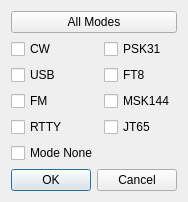
This is mqt/MqtLogger/bandmapclientfilterdialog.ui in Rsclub22/Minos2-Mirror as Qt 5 draws it before an edit. The edited form follows.
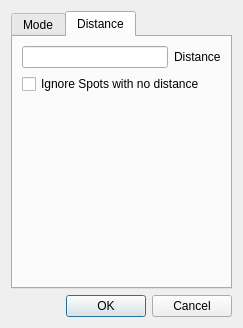
This is the edited form. The open tabs and pages were chosen to show the change.

Commit message: start adding distance filter to bandmap

What changed in the file:
```diff
--- a/mqt/MqtLogger/bandmapclientfilterdialog.ui
+++ b/mqt/MqtLogger/bandmapclientfilterdialog.ui
@@ -6,14 +6,24 @@
    <rect>
     <x>0</x>
     <y>0</y>
-    <width>184</width>
-    <height>202</height>
+    <width>243</width>
+    <height>328</height>
    </rect>
   </property>
   <property name="windowTitle">
    <string/>
   </property>
-  <layout class="QVBoxLayout" name="verticalLayout_2">
+  <layout class="QVBoxLayout" name="verticalLayout_3">
+   <item>
+    <widget class="QTabWidget" name="bandmapFilterTab">
+     <property name="currentIndex">
+      <number>0</number>
+     </property>
+     <widget class="QWidget" name="modeTab">
+      <attribute name="title">
+       <string>Mode</string>
+      </attribute>
+      <layout class="QHBoxLayout" name="horizontalLayout_2">
    <item>
     <layout class="QVBoxLayout" name="verticalLayout">
      <item>
@@ -91,6 +101,59 @@
       </layout>
      </item>
     </layout>
+       </item>
+      </layout>
+     </widget>
+     <widget class="QWidget" name="distanceTab">
+      <attribute name="title">
+       <string>Distance</string>
+      </attribute>
+      <layout class="QVBoxLayout" name="verticalLayout_5">
+       <item>
+        <layout class="QVBoxLayout" name="verticalLayout_4">
+         <item>
+          <layout class="QVBoxLayout" name="verticalLayout_2">
+           <item>
+            <layout class="QHBoxLayout" name="horizontalLayout">
+             <item>
+              <widget class="QLineEdit" name="spotDistanceEdit"/>
+             </item>
+             <item>
+              <widget class="QLabel" name="label">
+               <property name="text">
+                <string>Distance</string>
+               </property>
+              </widget>
+             </item>
+            </layout>
+           </item>
+           <item>
+            <widget class="QCheckBox" name="ignoreNoDistanceChkBox">
+             <property name="text">
+              <string>Ignore Spots with no distance</string>
+             </property>
+            </widget>
+           </item>
+          </layout>
+         </item>
+         <item>
+          <spacer name="verticalSpacer">
+           <property name="orientation">
+            <enum>Qt::Vertical</enum>
+           </property>
+           <property name="sizeHint" stdset="0">
+            <size>
+             <width>20</width>
+             <height>40</height>
+            </size>
+           </property>
+          </spacer>
+         </item>
+        </layout>
+       </item>
+      </layout>
+     </widget>
+    </widget>
    </item>
    <item>
     <widget class="QDialogButtonBox" name="buttonBox">
```
Lines whose indentation alone changed are shown as unchanged. The commit also changes 1 other file.
